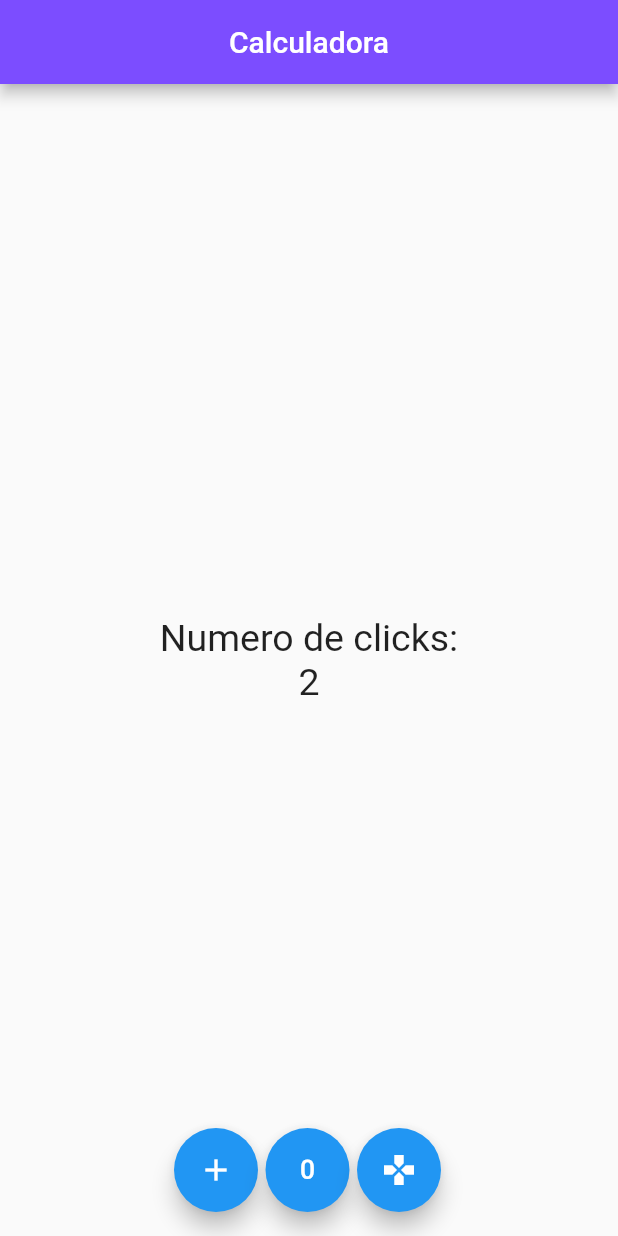
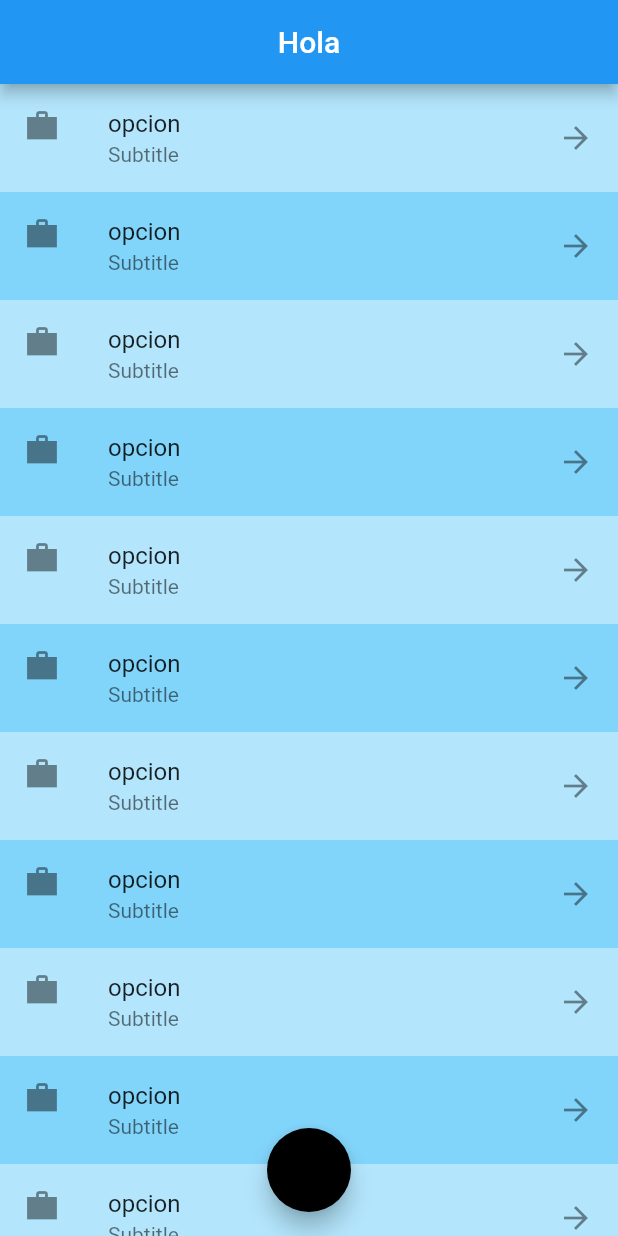
Before and after one commit to tonhijua/FlutterProjects, a Flutter app: the screen it shows after launch, on a phone screen of 412 x 824 dp. Run offline on Flutter 3.47's test engine with Material 2 defaults, Android fonts, the phone set to English and light mode, and no system bars.

Commit message:
List view/list tile

```diff
--- a/lib/src/app.dart
+++ b/lib/src/app.dart
@@ -1,14 +1,16 @@
 import 'package:flutter/material.dart';
-import 'package:flutter_application_1/src/pages/contador_page.dart';
-
+import 'package:flutter_application_1/src/pages/home_page_temp.dart';
 
 class MyApp extends StatelessWidget {
   @override
   Widget build(context) {
     return MaterialApp(
-      debugShowCheckedModeBanner: false,
+        debugShowCheckedModeBanner: false,
         home: Center(
-      child: ContadorPage(),
-    ));
+          child: HomePageTemp(),
+        ),
+
+        );
+
   }
 }
--- a/lib/src/pages/contador_page.dart
+++ /dev/null
@@ -1,68 +0,0 @@
-import 'package:flutter/material.dart';
-
-class ContadorPage extends StatefulWidget {
-  @override
-  State<StatefulWidget> createState() => _ContadorPageState();
-}
-
-class _ContadorPageState extends State<ContadorPage> {
-  final _titleSize = TextStyle(fontSize: 25);
-
-  int _conteo = 2;
-
-  @override
-  Widget build(BuildContext context) {
-    return Scaffold(
-        appBar: AppBar(
-          title: Text('Calculadora'),
-          backgroundColor: Colors.deepPurpleAccent,
-          centerTitle: true,
-          brightness: Brightness.dark,
-        ),
-        body: Center(
-            child: Column(
-          mainAxisAlignment: MainAxisAlignment.center,
-          children: <Widget>[
-            Text('Numero de clicks:', style: _titleSize),
-            Text('$_conteo', style: _titleSize),
-          ],
-        )),
-        floatingActionButton: CrearBotones());
-  }
-
-  Widget CrearBotones() {
-    return Row(
-      mainAxisAlignment: MainAxisAlignment.center,
-      children: <Widget>[
-        SizedBox(width: 30.0),
-        FloatingActionButton(
-          child: Icon(Icons.add),
-          onPressed: _sumar,
-        ),
-        SizedBox(width: 5.0),
-        FloatingActionButton(
-          child: Icon(Icons.exposure_zero),
-          onPressed: _reinicio,
-        ),
-        SizedBox(width: 5.0),
-        FloatingActionButton(
-          child: Icon(Icons.gamepad_sharp),
-          onPressed: _restar,
-        )
-      ],
-    );
-  }
-
-  void _sumar() {
-    setState(() => _conteo++);
-  }
-
-  void _reinicio() {
-    setState(() => _conteo = 0);
-  }
-
-  void _restar() {
-    setState(() => _conteo--);
-  }
-
-}
--- a/lib/src/pages/home_page.dart
+++ /dev/null
@@ -1,11 +0,0 @@
-import 'package:flutter/material.dart';
-
-class HomePage extends StatelessWidget {
-
-  @override
-  Widget build(BuildContext context) {
-    return null;
-  }
-
-
-}
--- /dev/null
+++ b/lib/src/pages/home_page_temp.dart
@@ -0,0 +1,92 @@
+import 'package:flutter/material.dart';
+import 'package:flutter/rendering.dart';
+
+class HomePageTemp extends StatelessWidget {
+  var opciones = [
+    'opcion',
+    'opcion',
+    'opcion',
+    'opcion',
+    'opcion',
+    'opcion',
+    'opcion',
+    'opcion',
+    'opcion',
+    'opcion',
+    'opcion',
+    'opcion',
+    'opcion',
+    'opcion',
+    'opcion',
+    'opcion',
+    'opcion'
+  ];
+
+  @override
+  Widget build(BuildContext context) {
+    return Scaffold(
+      appBar: AppBar(
+        title: Text('Hola'),
+        centerTitle: true,
+      ),
+      body: ListView(children: _crearItems2()),
+      floatingActionButton: FloatingActionButton(
+        backgroundColor: Colors.black,
+        hoverColor: Colors.orange,
+        mouseCursor: MouseCursor.uncontrolled,
+        onPressed: (){
+          print('click');
+        },
+      ),
+      floatingActionButtonAnimator: FloatingActionButtonAnimator.scaling,
+      floatingActionButtonLocation: FloatingActionButtonLocation.centerFloat,
+    );
+  }
+
+  List<Widget> _crearItems() {
+    return opciones.map((item) {
+      return Column(
+        children: <Widget>[
+          ListTile(
+              title: Text(item),
+              tileColor: _randomColor(opciones.length),
+              subtitle: Text('subtitle'),
+              leading: Icon(Icons.add_comment),
+              trailing: Icon(Icons.work_sharp),
+              onTap: () {
+                print(item);
+              })
+        ],
+      );
+    }).toList();
+  }
+
+  List<Widget> _crearItems2() {
+    List<Widget> lista = new List<Widget>();
+
+    for (int i = 0; i < opciones.length; i++) {
+      final tempWidget = ListTile(
+        title: Text(opciones[i]),
+        subtitle: Text('Subtitle'),
+        tileColor: _randomColor(i),
+        leading: Icon(Icons.work_sharp),
+        trailing: Icon(Icons.arrow_forward),
+      );
+
+      lista.add(tempWidget);
+    }
+
+    return lista;
+  }
+
+  Color _randomColor(index) {
+    print('indez' + index.toString());
+    var color;
+    if (index % 2 == 0) {
+      color = Colors.lightBlue[100];
+    } else {
+      color = Colors.lightBlue[200];
+    }
+    return color;
+  }
+}
```
